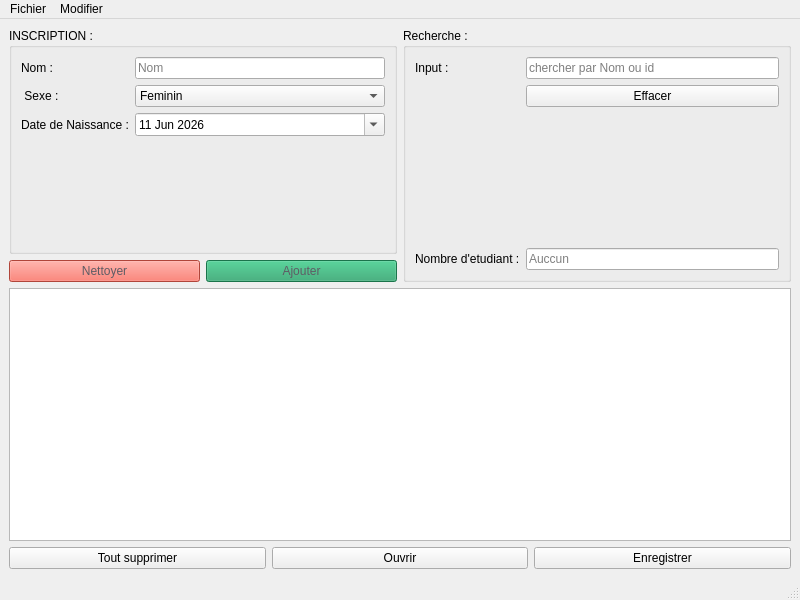
Before: the Qt Designer form mainwindow.ui in Mamitiana1128/Iscription, drawn with Qt 5.
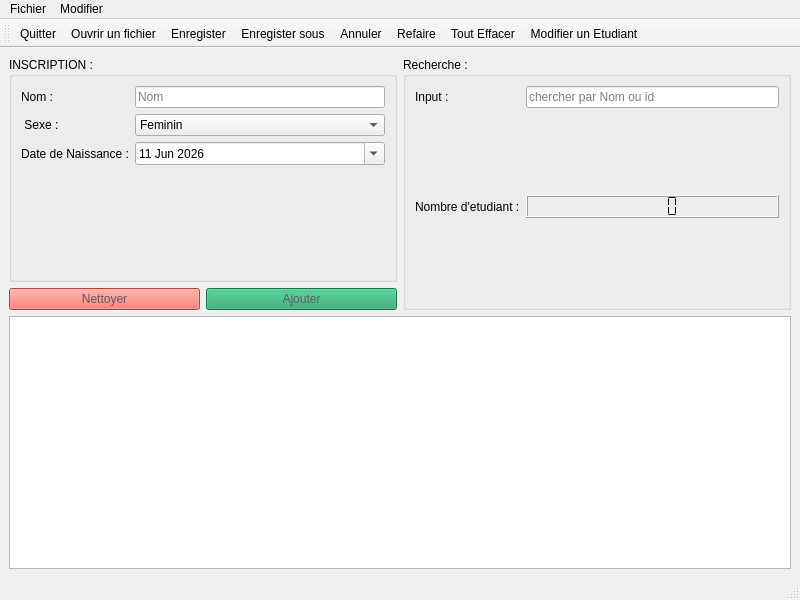
After: the same form once the commit is applied. Icons and pictures are not drawn.

Patch:
```diff
--- a/mainwindow.ui
+++ b/mainwindow.ui
@@ -37,6 +37,9 @@
              <property name="placeholderText">
               <string>Nom</string>
              </property>
+             <property name="clearButtonEnabled">
+              <bool>true</bool>
+             </property>
             </widget>
            </item>
            <item row="1" column="0">
@@ -130,19 +133,15 @@
            <property name="placeholderText">
             <string>chercher par Nom ou id</string>
            </property>
+           <property name="clearButtonEnabled">
+            <bool>true</bool>
+           </property>
           </widget>
          </item>
          <item row="2" column="1">
-          <widget class="QPushButton" name="btnEffacer">
-           <property name="text">
-            <string>Effacer</string>
-           </property>
-          </widget>
-         </item>
-         <item row="3" column="1">
           <spacer name="verticalSpacer">
            <property name="orientation">
-            <enum>Qt::Vertical</enum>
+            <enum>Qt::Orientation::Vertical</enum>
            </property>
            <property name="sizeHint" stdset="0">
             <size>
@@ -160,15 +159,28 @@
           </widget>
          </item>
          <item row="4" column="1">
-          <widget class="QLineEdit" name="ledNombreEtudiant">
-           <property name="readOnly">
-            <bool>true</bool>
+          <widget class="QLCDNumber" name="NombreEtudiant">
+           <property name="mouseTracking">
+            <bool>false</bool>
            </property>
-           <property name="placeholderText">
-            <string>Auccun</string>
+           <property name="segmentStyle">
+            <enum>QLCDNumber::SegmentStyle::Flat</enum>
            </property>
           </widget>
          </item>
+         <item row="5" column="1">
+          <spacer name="verticalSpacer_2">
+           <property name="orientation">
+            <enum>Qt::Orientation::Vertical</enum>
+           </property>
+           <property name="sizeHint" stdset="0">
+            <size>
+             <width>20</width>
+             <height>40</height>
+            </size>
+           </property>
+          </spacer>
+         </item>
         </layout>
        </widget>
       </item>
@@ -179,38 +191,22 @@
       <property name="cursor" stdset="0">
        <cursorShape>ArrowCursor</cursorShape>
       </property>
+      <property name="editTriggers">
+       <set>QAbstractItemView::EditTrigger::NoEditTriggers</set>
+      </property>
       <property name="alternatingRowColors">
        <bool>true</bool>
       </property>
+      <property name="selectionMode">
+       <enum>QAbstractItemView::SelectionMode::SingleSelection</enum>
+      </property>
       <property name="selectionBehavior">
-       <enum>QAbstractItemView::SelectRows</enum>
+       <enum>QAbstractItemView::SelectionBehavior::SelectRows</enum>
       </property>
      </widget>
     </item>
     <item>
-     <layout class="QHBoxLayout" name="horizontalLayout_3">
-      <item>
-       <widget class="QPushButton" name="btnToutSupprimer">
-        <property name="text">
-         <string>Tout supprimer</string>
-        </property>
-       </widget>
-      </item>
-      <item>
-       <widget class="QPushButton" name="btnOuvrir">
-        <property name="text">
-         <string>Ouvrir</string>
-        </property>
-       </widget>
-      </item>
-      <item>
-       <widget class="QPushButton" name="btnEnregistrer">
-        <property name="text">
-         <string>Enregistrer</string>
-        </property>
-       </widget>
-      </item>
-     </layout>
+     <layout class="QHBoxLayout" name="horizontalLayout_3"/>
     </item>
    </layout>
   </widget>
@@ -234,17 +230,44 @@
     <addaction name="separator"/>
     <addaction name="actionEnregister_sous"/>
     <addaction name="separator"/>
+    <addaction name="actionQuitter"/>
    </widget>
    <widget class="QMenu" name="menuModifier">
     <property name="title">
      <string>Modifier</string>
     </property>
+    <addaction name="actionAnnuler_M"/>
+    <addaction name="actionRefaire"/>
+    <addaction name="actionMEtudiant"/>
+    <addaction name="actionTout_Effacer"/>
    </widget>
    <addaction name="menuFichier"/>
    <addaction name="menuModifier"/>
   </widget>
   <widget class="QStatusBar" name="statusbar"/>
+  <widget class="QToolBar" name="toolBar">
+   <property name="windowTitle">
+    <string>toolBar</string>
+   </property>
+   <attribute name="toolBarArea">
+    <enum>TopToolBarArea</enum>
+   </attribute>
+   <attribute name="toolBarBreak">
+    <bool>false</bool>
+   </attribute>
+   <addaction name="actionQuitter"/>
+   <addaction name="actionOuvrir_un_fichier"/>
+   <addaction name="actionEnregister"/>
+   <addaction name="actionEnregister_sous"/>
+   <addaction name="actionAnnuler_M"/>
+   <addaction name="actionRefaire"/>
+   <addaction name="actionTout_Effacer"/>
+   <addaction name="actionMEtudiant"/>
+  </widget>
   <action name="actionOuvrir_un_fichier">
+   <property name="icon">
+    <iconset theme="QIcon::ThemeIcon::DocumentOpen"/>
+   </property>
    <property name="text">
     <string>Ouvrir un fichier</string>
    </property>
@@ -253,6 +276,9 @@
    </property>
   </action>
   <action name="actionEnregister">
+   <property name="icon">
+    <iconset theme="QIcon::ThemeIcon::DocumentSave"/>
+   </property>
    <property name="text">
     <string>Enregister</string>
    </property>
@@ -261,6 +287,9 @@
    </property>
   </action>
   <action name="actionEnregister_sous">
+   <property name="icon">
+    <iconset theme="QIcon::ThemeIcon::DocumentSaveAs"/>
+   </property>
    <property name="text">
     <string>Enregister sous</string>
    </property>
@@ -268,9 +297,59 @@
     <string>Ctrl+Shift+S</string>
    </property>
   </action>
-  <action name="actionModification_pr_c_dente">
+  <action name="actionAnnuler_M">
+   <property name="icon">
+    <iconset theme="QIcon::ThemeIcon::EditUndo"/>
+   </property>
    <property name="text">
-    <string>Modification précédente</string>
+    <string>Annuler</string>
+   </property>
+   <property name="shortcut">
+    <string>Ctrl+C</string>
+   </property>
+  </action>
+  <action name="actionRefaire">
+   <property name="icon">
+    <iconset theme="QIcon::ThemeIcon::EditRedo"/>
+   </property>
+   <property name="text">
+    <string>Refaire</string>
+   </property>
+   <property name="toolTip">
+    <string>Refaire</string>
+   </property>
+   <property name="shortcut">
+    <string>Ctrl+U</string>
+   </property>
+  </action>
+  <action name="actionMEtudiant">
+   <property name="icon">
+    <iconset theme="QIcon::ThemeIcon::UserAvailable"/>
+   </property>
+   <property name="text">
+    <string>Modifier un Etudiant</string>
+   </property>
+   <property name="shortcut">
+    <string>Ctrl+M</string>
+   </property>
+  </action>
+  <action name="actionQuitter">
+   <property name="icon">
+    <iconset theme="QIcon::ThemeIcon::ApplicationExit"/>
+   </property>
+   <property name="text">
+    <string>Quitter</string>
+   </property>
+   <property name="shortcut">
+    <string>Ctrl+Q</string>
+   </property>
+  </action>
+  <action name="actionTout_Effacer">
+   <property name="icon">
+    <iconset theme="QIcon::ThemeIcon::ListRemove"/>
+   </property>
+   <property name="text">
+    <string>Tout Effacer</string>
    </property>
   </action>
  </widget>
```
